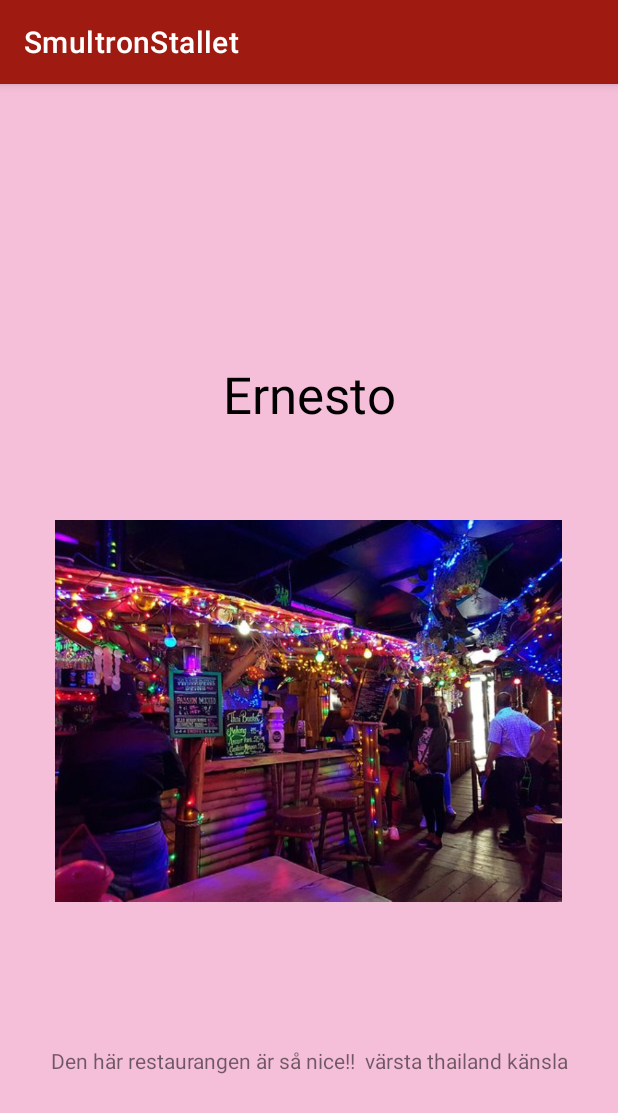
After one commit to alex88g/SmultronStallet, an Android app: the userNewActivity screen opened directly, with no data from a screen before it, on a phone screen of 412 x 824 dp. The commit adds this screen. Shown: the top 1113 px of the screen. Run offline under Robolectric (Android 15) with nearby library versions, the phone set to English and light mode, and no system bars.

Commit message:
nu har jag prövat att lägga in en bild och och text på nya aktiviteten från klicka från recyclerview

```diff
--- a/app/src/main/AndroidManifest.xml
+++ b/app/src/main/AndroidManifest.xml
@@ -14,6 +14,13 @@
         android:supportsRtl="true"
         android:theme="@style/Theme.SmultronStallet"
         tools:targetApi="31">
+        <activity
+            android:name=".userNewActivity"
+            android:exported="false">
+            <meta-data
+                android:name="android.app.lib_name"
+                android:value="" />
+        </activity>
         <activity
             android:name=".UserShowOnClickActivity"
             android:exported="false">
--- a/app/src/main/java/com/example/smultronstallet/MainActivity.kt
+++ b/app/src/main/java/com/example/smultronstallet/MainActivity.kt
@@ -28,7 +28,7 @@ class MainActivity() : AppCompatActivity() {
         setContentView(R.layout.activity_main)
         recyclerView.setBackgroundColor(Color.BLACK)
 
-
+        var list = SmultronList().listSmultronPerson[5]
         button = findViewById(R.id.buttonMap)
         button.setOnClickListener {
 
@@ -43,9 +43,6 @@ class MainActivity() : AppCompatActivity() {
 
 
         }
-
-
-
         var recyclerView = findViewById<RecyclerView>(R.id.recyclerView)
         recyclerView.layoutManager = LinearLayoutManager(this)
 
@@ -55,19 +52,20 @@ class MainActivity() : AppCompatActivity() {
         recyclerView.adapter =adapter
         adapter.setOnItemClickListener(object: RecyclerAdapter.onItemClicklisterner {
             override fun onItemClick(position: Int) {
-             //  Toast.makeText(this@MainActivity,"you clicked on item ${position}", Toast.LENGTH_LONG).show()
+                //  Toast.makeText(this@MainActivity,"you clicked on item ${position}", Toast.LENGTH_LONG).show()
+
+                val intent= Intent(this@MainActivity,userNewActivity::class.java)
+
+                startActivity(intent)
 
 
-                val intent= Intent(this@MainActivity,UserShowOnClickActivity::class.java)
-
-                startActivity(intent)
             }
 
         })
 
 
 
-            }
+    }
 
 
-    }
+}
--- a/app/src/main/java/com/example/smultronstallet/RecyclerAdapter.kt
+++ b/app/src/main/java/com/example/smultronstallet/RecyclerAdapter.kt
@@ -15,6 +15,7 @@ class RecyclerAdapter():RecyclerView.Adapter<RecyclerAdapter.ViewHolder>() {
             fun onItemClick(position: Int)
         }
     fun setOnItemClickListener(listener: onItemClicklisterner){
+
         mListener = listener
     }
 
@@ -72,7 +73,9 @@ class RecyclerAdapter():RecyclerView.Adapter<RecyclerAdapter.ViewHolder>() {
             itemTitle = itemView.findViewById(R.id.item_title)
             itemDetail = itemView.findViewById(R.id.item_detail)
 
-
+            itemView.setOnClickListener {
+                listener.onItemClick(absoluteAdapterPosition)
+            }
 
         }
     }
--- a/app/src/main/java/com/example/smultronstallet/UserShowOnClickActivity.kt
+++ /dev/null
@@ -1,12 +0,0 @@
-package com.example.smultronstallet
-
-import android.os.Bundle
-import androidx.appcompat.app.AppCompatActivity
-
-class UserShowOnClickActivity : AppCompatActivity() {
-    override fun onCreate(savedInstanceState: Bundle?) {
-        super.onCreate(savedInstanceState)
-        setContentView(R.layout.activity_user_show_on_click)
-
-    }
-}
--- /dev/null
+++ b/app/src/main/java/com/example/smultronstallet/userNewActivity.kt
@@ -0,0 +1,24 @@
+package com.example.smultronstallet
+
+import android.os.Bundle
+import android.widget.ImageView
+import android.widget.TextView
+import androidx.appcompat.app.AppCompatActivity
+import kotlinx.android.synthetic.main.activity_user_new.*
+
+
+lateinit var image: ImageView
+lateinit var textView: TextView
+class userNewActivity : AppCompatActivity() {
+
+    override fun onCreate(savedInstanceState: Bundle?) {
+        super.onCreate(savedInstanceState)
+        setContentView(R.layout.activity_user_new)
+
+         image = thai
+        textView = textView2
+        review1
+
+
+    }
+}
--- /dev/null
+++ b/app/src/main/res/layout/activity_user_new.xml
@@ -0,0 +1,50 @@
+<?xml version="1.0" encoding="utf-8"?>
+<androidx.constraintlayout.widget.ConstraintLayout xmlns:android="http://schemas.android.com/apk/res/android"
+    xmlns:app="http://schemas.android.com/apk/res-auto"
+    xmlns:tools="http://schemas.android.com/tools"
+    android:id="@+id/ec"
+    android:layout_width="match_parent"
+    android:layout_height="match_parent"
+    android:background="#F5BED9"
+    tools:context=".userNewActivity">
+
+    <TextView
+        android:id="@+id/textView2"
+        android:layout_width="200dp"
+        android:layout_height="0dp"
+        android:layout_marginTop="184dp"
+        android:gravity="center"
+        android:text="Ernesto"
+        android:textSize="34sp"
+        android:textColor="@color/black"
+        app:layout_constraintEnd_toEndOf="parent"
+        app:layout_constraintStart_toStartOf="parent"
+        app:layout_constraintTop_toTopOf="parent" />
+
+    <ImageView
+        android:id="@+id/thai"
+        android:layout_width="338dp"
+        android:layout_height="256dp"
+        app:layout_constraintBottom_toBottomOf="parent"
+        app:layout_constraintEnd_toEndOf="parent"
+        app:layout_constraintHorizontal_bias="0.493"
+        app:layout_constraintStart_toStartOf="parent"
+        app:layout_constraintTop_toTopOf="parent"
+        app:layout_constraintVertical_bias="0.566"
+        app:srcCompat="@drawable/thai" />
+
+    <TextView
+        android:id="@+id/review1"
+        android:layout_width="match_parent"
+        android:layout_height="70dp"
+        android:layout_marginTop="62dp"
+        android:layout_marginBottom="74dp"
+
+        android:gravity="center"
+        android:text="Den här restaurangen är så nice!!  värsta thailand känsla"
+        app:layout_constraintBottom_toBottomOf="parent"
+        app:layout_constraintEnd_toEndOf="parent"
+        app:layout_constraintStart_toStartOf="parent"
+        app:layout_constraintTop_toBottomOf="@+id/thai" />
+
+</androidx.constraintlayout.widget.ConstraintLayout>
--- a/app/src/main/res/layout/activity_user_show_on_click.xml
+++ /dev/null
@@ -1,9 +0,0 @@
-<?xml version="1.0" encoding="utf-8"?>
-<androidx.constraintlayout.widget.ConstraintLayout xmlns:android="http://schemas.android.com/apk/res/android"
-    xmlns:app="http://schemas.android.com/apk/res-auto"
-    xmlns:tools="http://schemas.android.com/tools"
-    android:layout_width="match_parent"
-    android:layout_height="match_parent"
-    tools:context=".UserShowOnClickActivity">
-
-</androidx.constraintlayout.widget.ConstraintLayout>
```
